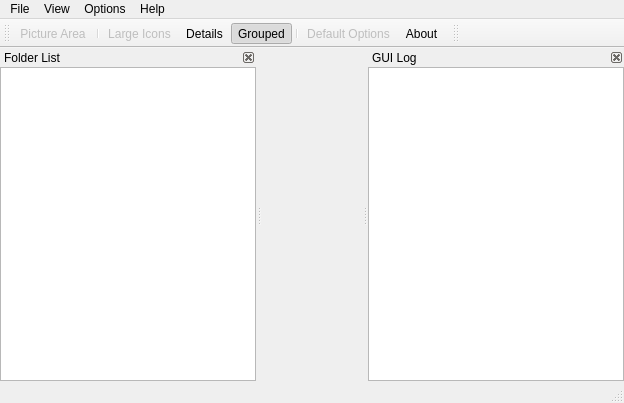
First picture: the form in trunk/qtui/mamepguimain.ui, repository svn2github/mameplus, before the edit.
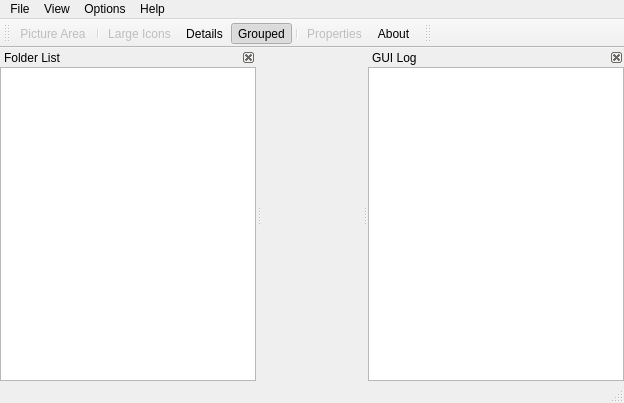
Second picture: the form after the edit. Icons and pictures are not drawn.

Commit message: added context menu filter out BIOS and Console systems more translation text added zh_TW translation added option - slider editor updated some icons fixed ini BOM optimized ini loading

```diff
--- a/trunk/qtui/mamepguimain.ui
+++ b/trunk/qtui/mamepguimain.ui
@@ -96,8 +96,8 @@
    <property name="geometry" >
     <rect>
      <x>0</x>
-     <y>21</y>
-     <width>162</width>
+     <y>19</y>
+     <width>164</width>
      <height>26</height>
     </rect>
    </property>
@@ -131,9 +131,9 @@
   <widget class="QToolBar" name="toolBarSearch" >
    <property name="geometry" >
     <rect>
-     <x>162</x>
-     <y>21</y>
-     <width>462</width>
+     <x>164</x>
+     <y>19</y>
+     <width>460</width>
      <height>26</height>
     </rect>
    </property>
@@ -248,7 +248,7 @@
      <normaloff>:/res/32x32/applications-system.png</normaloff>:/res/32x32/applications-system.png</iconset>
    </property>
    <property name="text" >
-    <string>Default Options</string>
+    <string>Properties</string>
    </property>
   </action>
   <action name="actionRefresh" >
```
Left out of the diff: 141 changed lines with no effect on the pictures. The commit also changes 22 other files.
